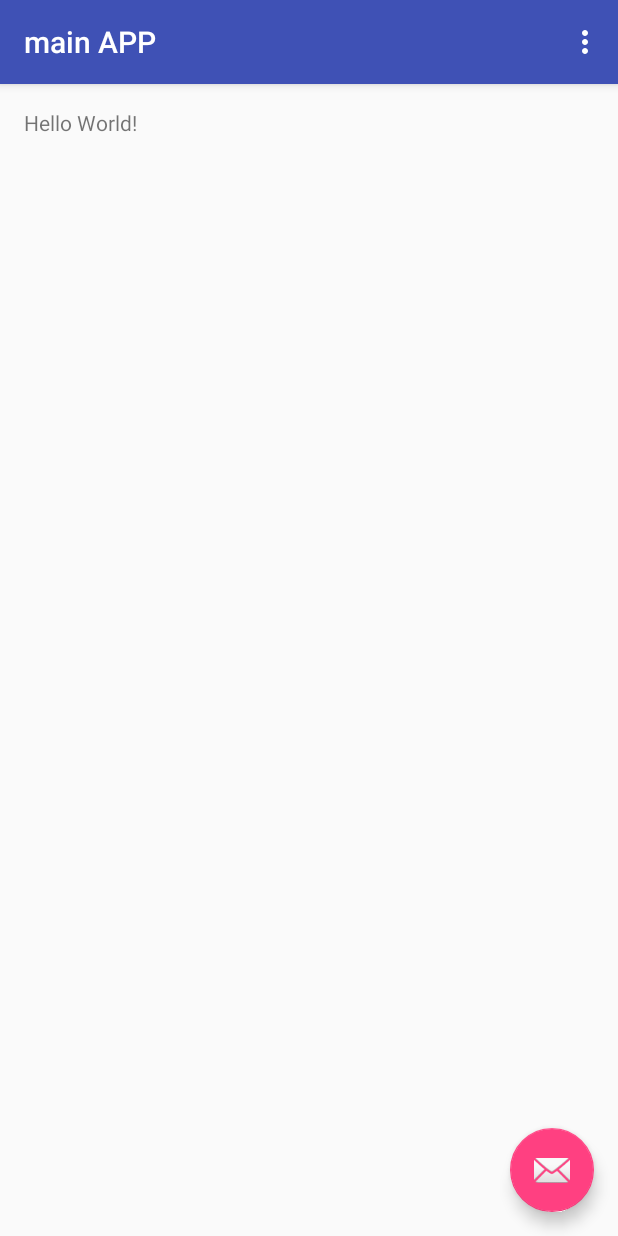
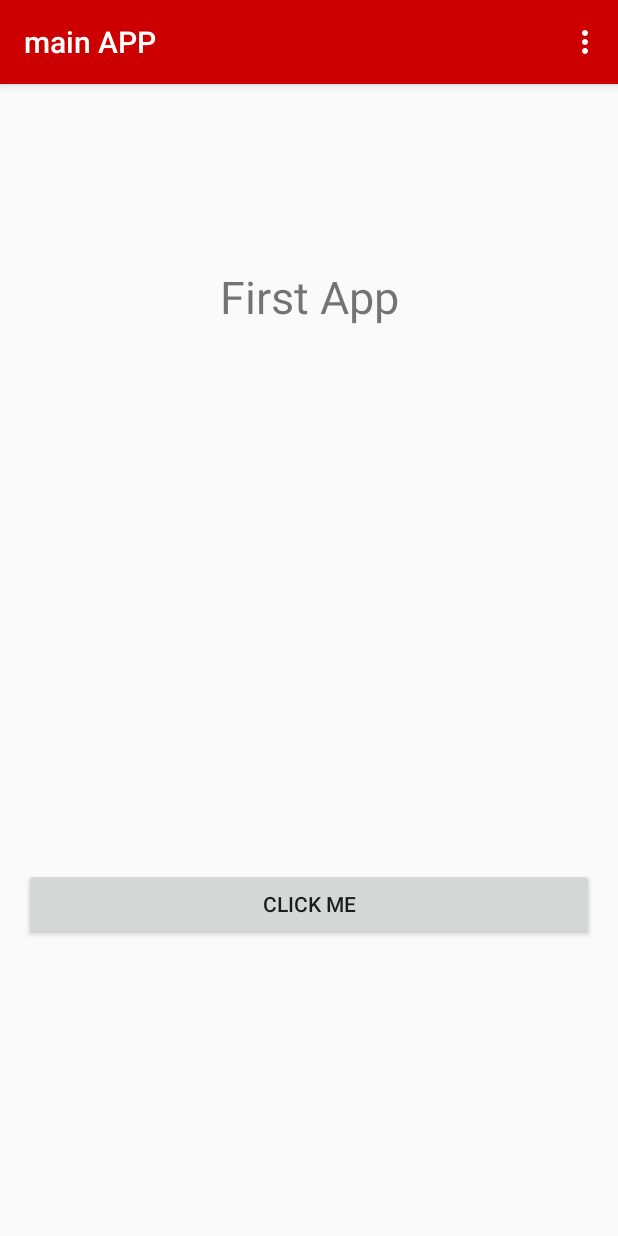
Before and after one commit to Mrmasri/mainAPP, an Android app: the screen it shows after launch (MainActivity), on a phone screen of 412 x 824 dp. Run offline under Robolectric (Android 15) with nearby library versions, the phone set to English and light mode, and no system bars; 3 statements that could not run were skipped.

Commit message:
add the main feature

```diff
--- a/app/build.gradle
+++ b/app/build.gradle
@@ -27,4 +27,5 @@ dependencies {
     compile 'com.android.support:appcompat-v7:24.2.1'
     compile 'com.android.support:design:24.2.1'
     testCompile 'junit:junit:4.12'
+    compile 'com.google.android.gms:play-services-appindexing:8.4.0'
 }
--- a/app/src/main/AndroidManifest.xml
+++ b/app/src/main/AndroidManifest.xml
@@ -17,7 +17,11 @@
 
                 <category android:name="android.intent.category.LAUNCHER" />
             </intent-filter>
-        </activity>
+        </activity><!-- ATTENTION: This was auto-generated to add Google Play services to your project for
+     App Indexing.  See https://g.co/AppIndexing/AndroidStudio for more information. -->
+        <meta-data
+            android:name="com.google.android.gms.version"
+            android:value="@integer/google_play_services_version" />
     </application>
 
 </manifest>
--- a/app/src/main/java/com/example/mohammad/mainapp/MainActivity.java
+++ b/app/src/main/java/com/example/mohammad/mainapp/MainActivity.java
@@ -1,5 +1,6 @@
 package com.example.mohammad.mainapp;
 
+import android.net.Uri;
 import android.os.Bundle;
 import android.support.design.widget.FloatingActionButton;
 import android.support.design.widget.Snackbar;
@@ -8,8 +9,22 @@ import android.support.v7.widget.Toolbar;
 import android.view.View;
 import android.view.Menu;
 import android.view.MenuItem;
+import android.widget.Button;
+import android.widget.TextView;
+
+import com.google.android.gms.appindexing.Action;
+import com.google.android.gms.appindexing.AppIndex;
+import com.google.android.gms.appindexing.Thing;
+import com.google.android.gms.common.api.GoogleApiClient;
 
 public class MainActivity extends AppCompatActivity {
+
+    TextView textView;
+    /**
+     * ATTENTION: This was auto-generated to implement the App Indexing API.
+     * See https://g.co/AppIndexing/AndroidStudio for more information.
+     */
+    private GoogleApiClient client;
 
     @Override
     protected void onCreate(Bundle savedInstanceState) {
@@ -18,14 +33,16 @@ public class MainActivity extends AppCompatActivity {
         Toolbar toolbar = (Toolbar) findViewById(R.id.toolbar);
         setSupportActionBar(toolbar);
 
-        FloatingActionButton fab = (FloatingActionButton) findViewById(R.id.fab);
-        fab.setOnClickListener(new View.OnClickListener() {
-            @Override
-            public void onClick(View view) {
-                Snackbar.make(view, "Replace with your own action", Snackbar.LENGTH_LONG)
-                        .setAction("Action", null).show();
+        textView = (TextView) findViewById(R.id.First_Text_Id);
+        Button clickME = (Button) findViewById(R.id.bottonClickMe);
+        clickME.setOnClickListener(new View.OnClickListener() {
+            public void onClick(View v) {
+               textView.setText("hello its me");
             }
         });
+        // ATTENTION: This was auto-generated to implement the App Indexing API.
+        // See https://g.co/AppIndexing/AndroidStudio for more information.
+        client = new GoogleApiClient.Builder(this).addApi(AppIndex.API).build();
     }
 
     @Override
@@ -49,4 +66,40 @@ public class MainActivity extends AppCompatActivity {
 
         return super.onOptionsItemSelected(item);
     }
+
+    /**
+     * ATTENTION: This was auto-generated to implement the App Indexing API.
+     * See https://g.co/AppIndexing/AndroidStudio for more information.
+     */
+    public Action getIndexApiAction() {
+        Thing object = new Thing.Builder()
+                .setName("Main Page") // TODO: Define a title for the content shown.
+                // TODO: Make sure this auto-generated URL is correct.
+                .setUrl(Uri.parse("http://[ENTER-YOUR-URL-HERE]"))
+                .build();
+        return new Action.Builder(Action.TYPE_VIEW)
+                .setObject(object)
+                .setActionStatus(Action.STATUS_TYPE_COMPLETED)
+                .build();
+    }
+
+    @Override
+    public void onStart() {
+        super.onStart();
+
+        // ATTENTION: This was auto-generated to implement the App Indexing API.
+        // See https://g.co/AppIndexing/AndroidStudio for more information.
+        client.connect();
+        AppIndex.AppIndexApi.start(client, getIndexApiAction());
+    }
+
+    @Override
+    public void onStop() {
+        super.onStop();
+
+        // ATTENTION: This was auto-generated to implement the App Indexing API.
+        // See https://g.co/AppIndexing/AndroidStudio for more information.
+        AppIndex.AppIndexApi.end(client, getIndexApiAction());
+        client.disconnect();
+    }
 }
--- a/app/src/main/res/layout/activity_main.xml
+++ b/app/src/main/res/layout/activity_main.xml
@@ -16,19 +16,11 @@
             android:id="@+id/toolbar"
             android:layout_width="match_parent"
             android:layout_height="?attr/actionBarSize"
-            android:background="?attr/colorPrimary"
+            android:background="@android:color/holo_red_dark"
             app:popupTheme="@style/AppTheme.PopupOverlay" />
 
     </android.support.design.widget.AppBarLayout>
 
     <include layout="@layout/content_main" />
 
-    <android.support.design.widget.FloatingActionButton
-        android:id="@+id/fab"
-        android:layout_width="wrap_content"
-        android:layout_height="wrap_content"
-        android:layout_gravity="bottom|end"
-        android:layout_margin="@dimen/fab_margin"
-        app:srcCompat="@android:drawable/ic_dialog_email" />
-
 </android.support.design.widget.CoordinatorLayout>
--- a/app/src/main/res/layout/content_main.xml
+++ b/app/src/main/res/layout/content_main.xml
@@ -13,8 +13,25 @@
     tools:context="com.example.mohammad.mainapp.MainActivity"
     tools:showIn="@layout/activity_main">
 
+    <Button
+        android:text="click me"
+        android:layout_width="match_parent"
+        android:layout_height="wrap_content"
+        android:layout_alignParentBottom="true"
+        android:layout_centerHorizontal="true"
+        android:layout_marginBottom="181dp"
+        android:id="@+id/bottonClickMe" />
+
     <TextView
-        android:layout_width="wrap_content"
+        android:layout_width="match_parent"
         android:layout_height="wrap_content"
-        android:text="Hello World!" />
+        android:text="First App"
+        android:typeface="sans"
+        android:textAlignment="center"
+        android:textSize="30sp"
+        android:layout_alignParentTop="true"
+        android:layout_alignParentLeft="true"
+        android:layout_alignParentStart="true"
+        android:layout_marginTop="105dp"
+        android:id="@+id/First_Text_Id" />
 </RelativeLayout>
```
